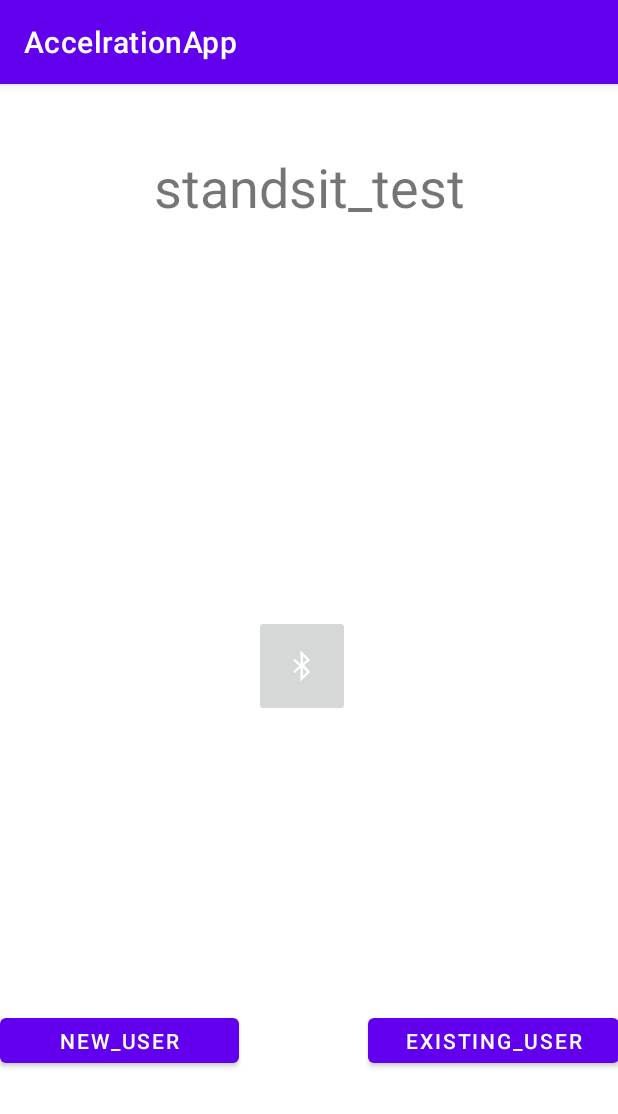
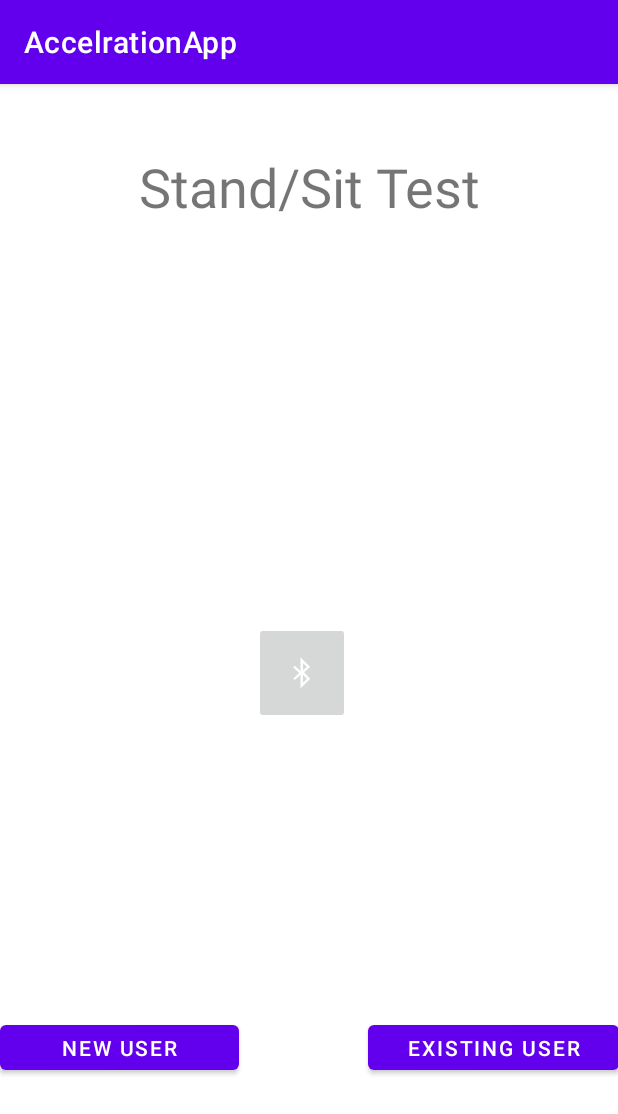
Before and after one commit to AwJindo/AccelrationApp, an Android app: the screen it shows after launch (MainActivity), on a phone screen of 412 x 824 dp. Shown: the top 1114 px of the screen. Run offline under Robolectric (Android 15) with nearby library versions, the phone set to English and light mode, and no system bars.

Commit message:
Put in graphView and made a new activity (test_result). Bluetooth pairing still doesnt work.

```diff
--- a/app/build.gradle
+++ b/app/build.gradle
@@ -36,4 +36,5 @@ dependencies {
     testImplementation 'junit:junit:4.+'
     androidTestImplementation 'androidx.test.ext:junit:1.1.1'
     androidTestImplementation 'androidx.test.espresso:espresso-core:3.2.0'
+    implementation 'com.jjoe64:graphview:4.2.2'
 }
--- a/app/src/main/res/layout/activity_main.xml
+++ b/app/src/main/res/layout/activity_main.xml
@@ -9,12 +9,12 @@
 
     <TextView
         android:id="@+id/textView"
-        android:layout_width="224dp"
-        android:layout_height="67dp"
+        android:layout_width="258dp"
+        android:layout_height="84dp"
         android:layout_marginTop="38dp"
         android:layout_marginBottom="669dp"
         android:gravity="center"
-        android:text="standsit_test"
+        android:text="Stand/Sit Test"
         android:textSize="36sp"
         app:layout_constraintBottom_toBottomOf="parent"
         app:layout_constraintEnd_toEndOf="parent"
@@ -32,7 +32,7 @@
         android:layout_marginEnd="43dp"
         android:layout_marginRight="43dp"
         android:layout_marginBottom="118dp"
-        android:text="new_user"
+        android:text="new user"
         app:layout_constraintBottom_toBottomOf="parent"
         app:layout_constraintEnd_toStartOf="@+id/existinguser"
         app:layout_constraintStart_toStartOf="parent"
@@ -48,7 +48,7 @@
         android:layout_marginEnd="24dp"
         android:layout_marginRight="24dp"
         android:layout_marginBottom="118dp"
-        android:text="existing_user"
+        android:text="existing user"
         app:layout_constraintBottom_toBottomOf="parent"
         app:layout_constraintEnd_toEndOf="parent"
         app:layout_constraintStart_toEndOf="@+id/newuser"
@@ -69,4 +69,5 @@
         app:layout_constraintStart_toStartOf="parent"
         app:layout_constraintTop_toBottomOf="@+id/textView"
         app:srcCompat="@android:drawable/stat_sys_data_bluetooth" />
+
 </androidx.constraintlayout.widget.ConstraintLayout>
--- a/app/src/main/res/layout/activity_start.xml
+++ b/app/src/main/res/layout/activity_start.xml
@@ -7,7 +7,7 @@
     android:layout_height="match_parent">
 
     <Button
-        android:id="@+id/start"
+        android:id="@+id/starttest"
         android:layout_width="390dp"
         android:layout_height="121dp"
         android:text="Start"
--- a/app/src/main/res/layout/activity_stop.xml
+++ b/app/src/main/res/layout/activity_stop.xml
@@ -7,7 +7,7 @@
     android:layout_height="match_parent">
 
     <Button
-        android:id="@+id/stop"
+        android:id="@+id/stoptest"
         android:layout_width="390dp"
         android:layout_height="121dp"
         android:text="Stop"
```
Also changed, not shown: app/src/main/AndroidManifest.xml (+3 -5 lines), app/src/main/java/com/example/accelrationapp/StartActivity.java (+16 -0 lines), app/src/main/java/com/example/accelrationapp/StopActivity.java (+17 -0 lines), app/src/main/java/com/example/accelrationapp/TestResultActivity.java (added, +31 -0 lines), app/src/main/res/layout/activity_test_result.xml (added, +17 -0 lines).
